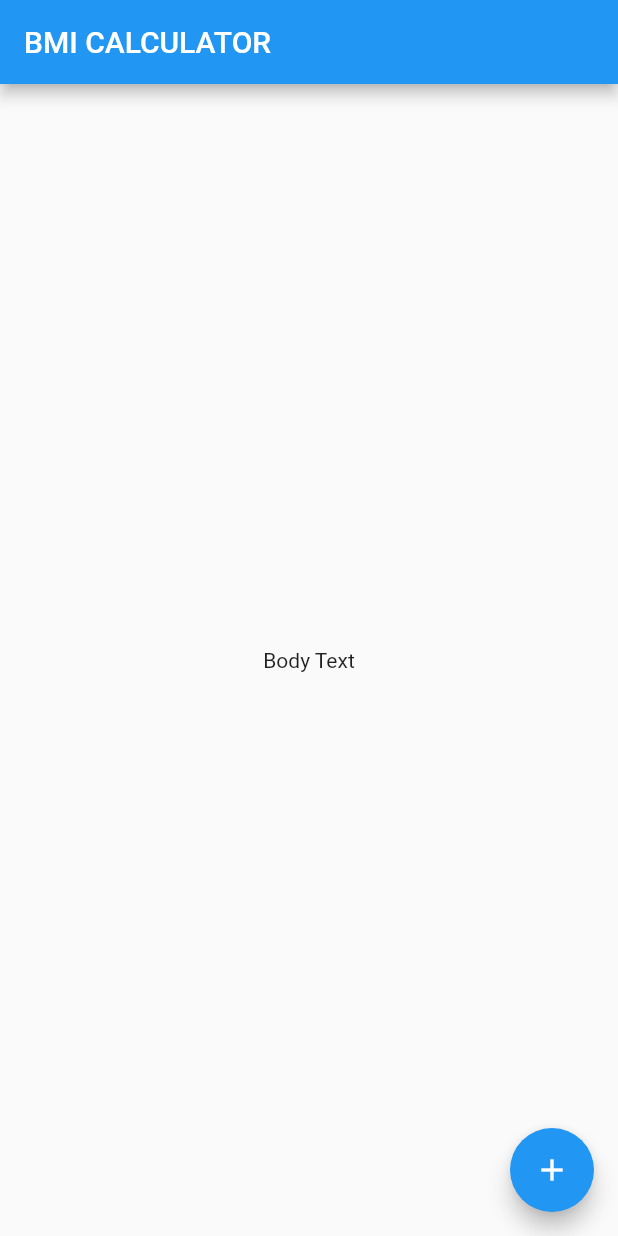
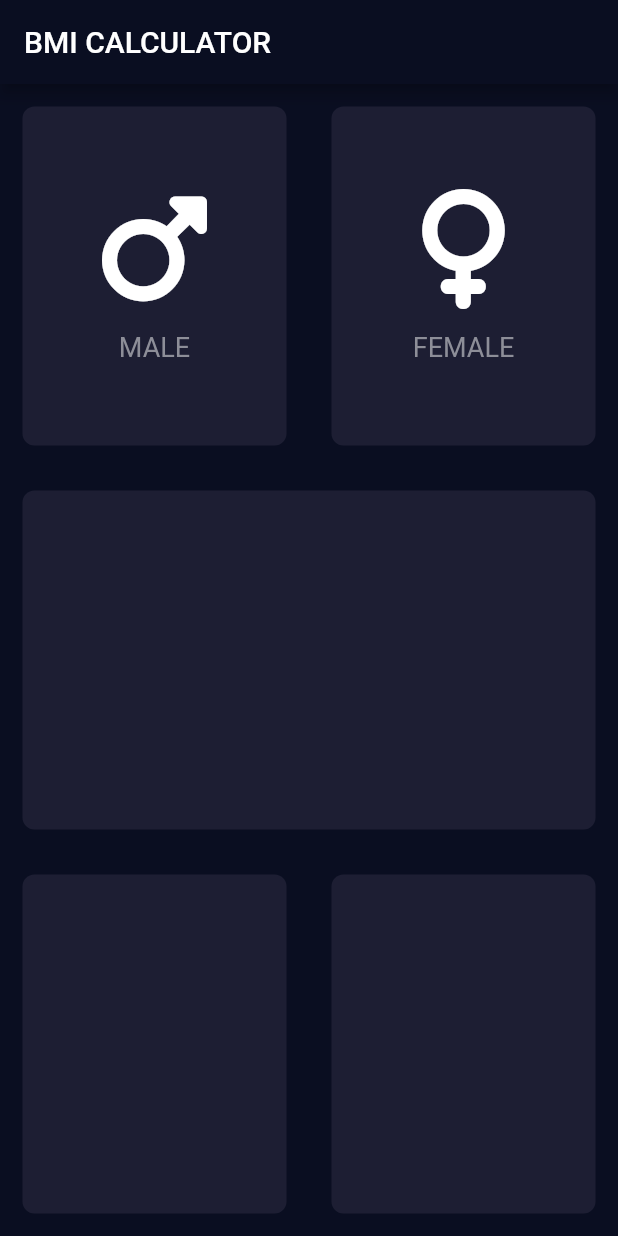
Before and after one commit to bolajibillionz/grazac_new_bmi_calculator, a Flutter app: the screen it shows after launch, on a phone screen of 412 x 824 dp. Run offline on Flutter 3.47's test engine with Material 2 defaults, Android fonts, the light colour scheme and no system bars; our stand-ins replace font_awesome_flutter.

Commit message:
new update

```diff
--- /dev/null
+++ b/lib/card_content.dart
@@ -0,0 +1,26 @@
+import 'constants.dart';
+import 'input_page.dart';
+import 'package:flutter/material.dart';
+
+class CardContent extends StatelessWidget {
+  final String label;
+  final IconData cardIcons;
+  CardContent({required this.label, required this.cardIcons});
+
+  @override
+  Widget build(BuildContext context) {
+    return Column(
+      mainAxisAlignment: MainAxisAlignment.center,
+      children: [
+        Icon(
+          cardIcons,
+          size: 80,
+        ),
+        SizedBox(
+          height: 15,
+        ),
+        Text(label, style: kLabelTextStyle),
+      ],
+    );
+  }
+}
--- /dev/null
+++ b/lib/constants.dart
@@ -0,0 +1,12 @@
+import 'package:flutter/material.dart';
+
+const kBottomContainerHeight = 80.0;
+const kActiveCardColor = Color(0xff1d1e33);
+const kInactiveCardColor = Color(0xff111328);
+const kBottomContainerColor = Color(0xffeb1555);
+const kLabelTextStyle = TextStyle(
+  fontSize: 18.0,
+  color: Color(0xff8d8e98),
+);
+
+const kNumberTextStyle = TextStyle(fontSize: 45, fontWeight: FontWeight.w900);
--- /dev/null
+++ b/lib/input_page.dart
@@ -0,0 +1,68 @@
+import 'constants.dart';
+import 'card_content.dart';
+import 'reuseable_card.dart';
+import 'package:flutter/material.dart';
+import 'package:font_awesome_flutter/font_awesome_flutter.dart';
+
+class InputPage extends StatefulWidget {
+  @override
+  _InputPageState createState() => _InputPageState();
+}
+
+class _InputPageState extends State<InputPage> {
+  @override
+  Widget build(BuildContext context) {
+    return Scaffold(
+        appBar: AppBar(
+          title: Text('BMI CALCULATOR'),
+        ),
+        body: Column(
+          children: [
+            Expanded(
+              child: Row(
+                children: [
+                  Expanded(
+                    child: CardContainer(
+                      onTap: () {
+                        print('this is Lagos');
+                      },
+                      cardColour: kActiveCardColor,
+                      containerChild: CardContent(
+                          cardIcons: FontAwesomeIcons.mars, label: 'MALE'),
+                    ),
+                  ),
+                  Expanded(
+                    child: CardContainer(
+                      cardColour: kActiveCardColor,
+                      containerChild: CardContent(
+                          cardIcons: FontAwesomeIcons.venus, label: 'FEMALE'),
+                    ),
+                  ),
+                ],
+              ),
+            ),
+            Expanded(
+              child: CardContainer(
+                cardColour: kActiveCardColor,
+              ),
+            ),
+            Expanded(
+              child: Row(
+                children: [
+                  Expanded(
+                    child: CardContainer(
+                      cardColour: kActiveCardColor,
+                    ),
+                  ),
+                  Expanded(
+                    child: CardContainer(
+                      cardColour: kActiveCardColor,
+                    ),
+                  ),
+                ],
+              ),
+            ),
+          ],
+        ));
+  }
+}
--- a/lib/main.dart
+++ b/lib/main.dart
@@ -1,4 +1,6 @@
+import 'input_page.dart';
 import 'package:flutter/material.dart';
+
 
 void main() => runApp(BMICalculator());
 
@@ -7,30 +9,10 @@ class BMICalculator extends StatelessWidget {
   Widget build(BuildContext context) {
     return MaterialApp(
       debugShowCheckedModeBanner: false,
+      theme: ThemeData.dark().copyWith(
+          appBarTheme: AppBarTheme(backgroundColor: Color(0xff0a0e21)),
+          scaffoldBackgroundColor: Color(0xff0a0e21)),
       home: InputPage(),
     );
   }
 }
-
-class InputPage extends StatefulWidget {
-  @override
-  _InputPageState createState() => _InputPageState();
-}
-
-class _InputPageState extends State<InputPage> {
-  @override
-  Widget build(BuildContext context) {
-    return Scaffold(
-      appBar: AppBar(
-        title: Text('BMI CALCULATOR'),
-      ),
-      body: Center(
-        child: Text('Body Text'),
-      ),
-      floatingActionButton: FloatingActionButton(
-        onPressed: () {  },
-        child: Icon(Icons.add),
-      ),
-    );
-  }
-}
--- /dev/null
+++ b/lib/reuseable_card.dart
@@ -0,0 +1,21 @@
+import 'package:flutter/material.dart';
+
+class CardContainer extends StatelessWidget {
+  final Color? cardColour;
+  void Function()? onTap;
+  final Widget? containerChild;
+  CardContainer({ this.cardColour, this.onTap, this.containerChild});
+
+  @override
+  Widget build(BuildContext context) {
+    return GestureDetector(
+      onTap: onTap,
+      child: Container(
+        margin: EdgeInsets.all(15),
+        decoration: BoxDecoration(
+            color: cardColour, borderRadius: BorderRadius.circular(8)),
+            child: containerChild,
+      ),
+    );
+  }
+}
--- a/pubspec.yaml
+++ b/pubspec.yaml
@@ -35,6 +35,7 @@ dependencies:
   # The following adds the Cupertino Icons font to your application.
   # Use with the CupertinoIcons class for iOS style icons.
   cupertino_icons: ^1.0.2
+  font_awesome_flutter: ^10.4.0
 
 dev_dependencies:
   flutter_test:
```
Also changed, not shown: pubspec.lock.
